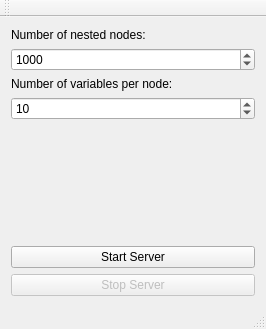
Before: the Qt Designer form SimplexOpcServer/SimplexOpcServer.ui in markey/QUaServer, drawn with Qt 5.
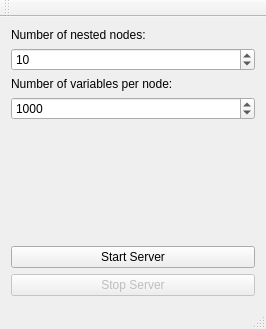
After: the same form once the commit is applied.

What changed in the file:
```diff
--- a/SimplexOpcServer/SimplexOpcServer.ui
+++ b/SimplexOpcServer/SimplexOpcServer.ui
@@ -44,7 +44,7 @@
            <number>100</number>
           </property>
           <property name="value">
-           <number>1000</number>
+           <number>10</number>
           </property>
          </widget>
         </item>
@@ -68,7 +68,7 @@
            <number>10000</number>
           </property>
           <property name="value">
-           <number>10</number>
+           <number>1000</number>
           </property>
          </widget>
         </item>
```
Left out of the diff: 2 changed lines with no effect on the pictures.
